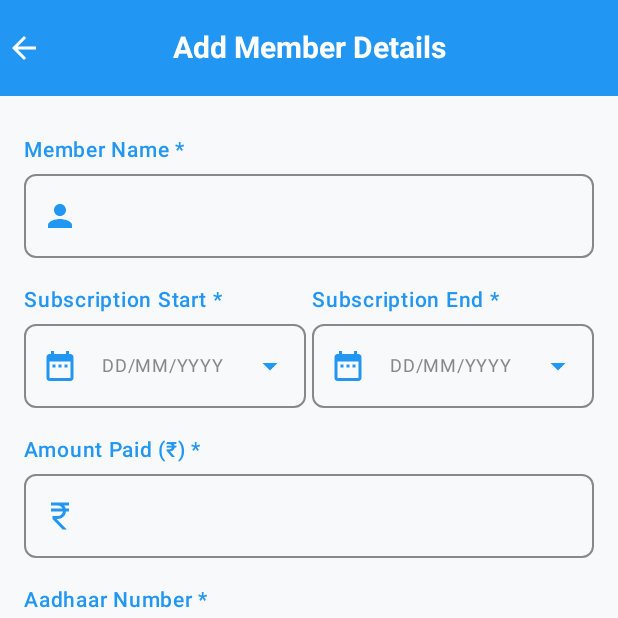
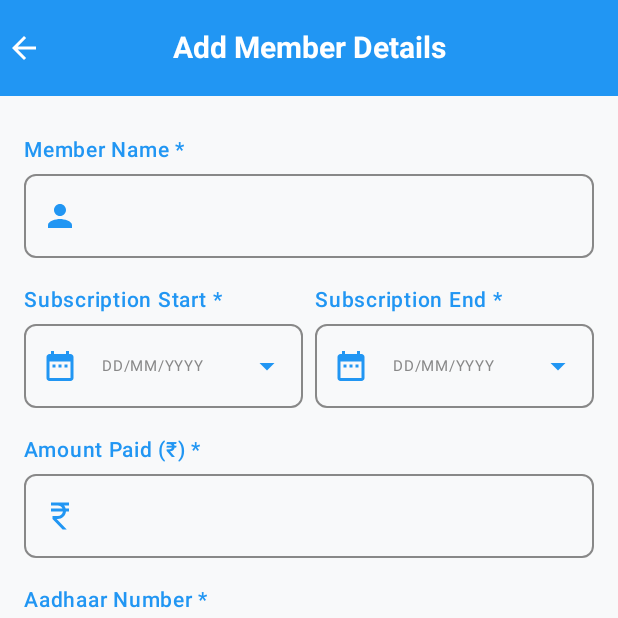
Before and after one commit to Arifcy7/GymManager, an Android app built with Jetpack Compose: the DetailScreen screen opened through its navigation route, on a phone screen of 412 x 824 dp, the top half of it. Run offline under Robolectric (Android 15) with nearby library versions, the phone set to English and light mode, and no system bars; our stand-ins replace Dagger/Hilt's generated code, Firebase (no records; nobody signed in at launch, a user with empty details on screens opened directly).

Commit message:
minor bug fix

```diff
--- a/app/src/main/java/com/si/gymmanager/screens/detailscreen/DetailScreen.kt
+++ b/app/src/main/java/com/si/gymmanager/screens/detailscreen/DetailScreen.kt
@@ -214,7 +214,7 @@ fun DetailScreen(
             // subscription date picker
             Row(
                 modifier = Modifier.fillMaxWidth(),
-                horizontalArrangement = Arrangement.spacedBy(4.dp)
+                horizontalArrangement = Arrangement.spacedBy(8.dp)
             ) {
                 DatePickerField(
                     label = "Subscription Start *",
--- a/app/src/main/java/com/si/gymmanager/utils/DatePicker.kt
+++ b/app/src/main/java/com/si/gymmanager/utils/DatePicker.kt
@@ -69,7 +69,7 @@ fun DatePickerField(
                     Text(
                         text = "DD/MM/YYYY",
                         color = Color.Gray,
-                        fontSize = 12.sp
+                        fontSize = 10.sp
                     )
                 },
                 colors = OutlinedTextFieldDefaults.colors(
@@ -83,7 +83,7 @@ fun DatePickerField(
                     disabledBorderColor = Color.Gray
                 ),
                 textStyle = LocalTextStyle.current.copy(
-                    fontSize = 12.sp,
+                    fontSize = 10.sp,
                     fontWeight = FontWeight.Normal
                 ),
                 readOnly = true,
```
